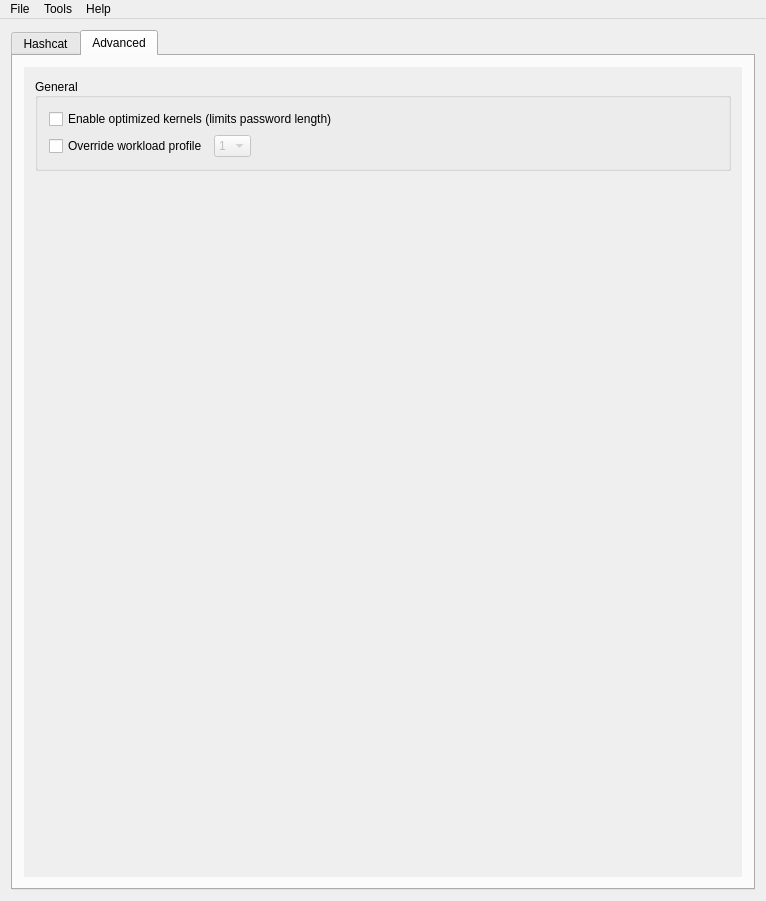
Old version of the form src/mainwindow.ui in the repository rgroesslinger/hashcat-gui.
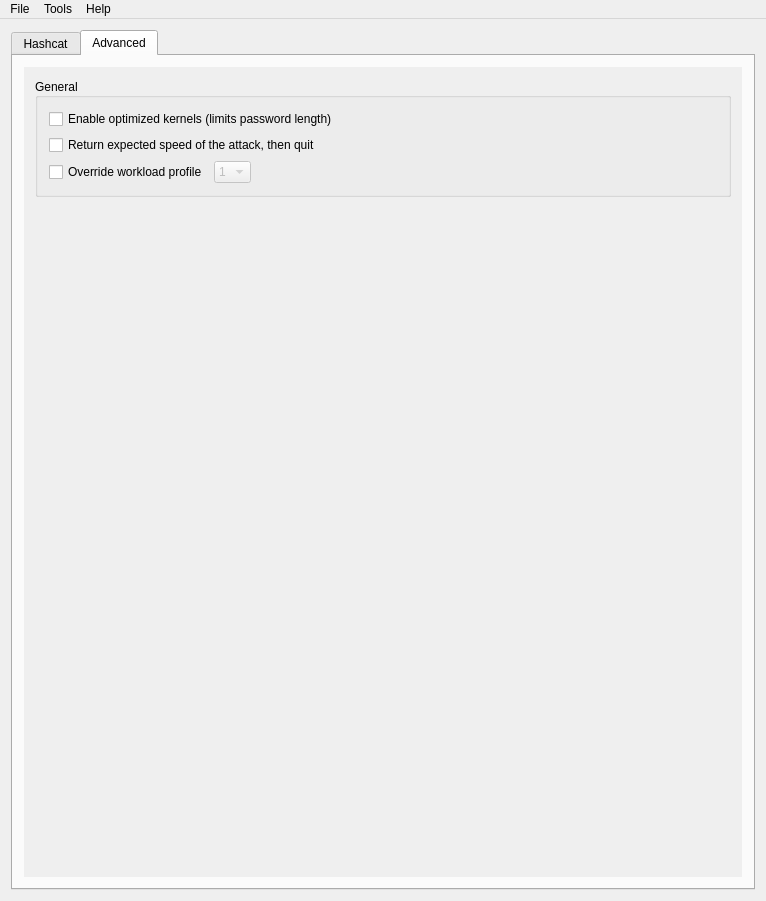
New version of the form. The open tabs and pages were chosen to show the change. Icons and pictures are not drawn.

Commit message: Add support for --speed-only

The edit to the form file:
```diff
--- a/src/mainwindow.ui
+++ b/src/mainwindow.ui
@@ -1014,6 +1014,13 @@
                  </property>
                 </widget>
                </item>
+               <item>
+                <widget class="QCheckBox" name="checkBox_speed_only">
+                 <property name="text">
+                  <string>Return expected speed of the attack, then quit</string>
+                 </property>
+                </widget>
+               </item>
                <item>
                 <layout class="QHBoxLayout" name="horizontalLayout">
                  <item>
```
Left out of the diff: 16 changed lines with no effect on the pictures. The commit also changes 3 other files.
